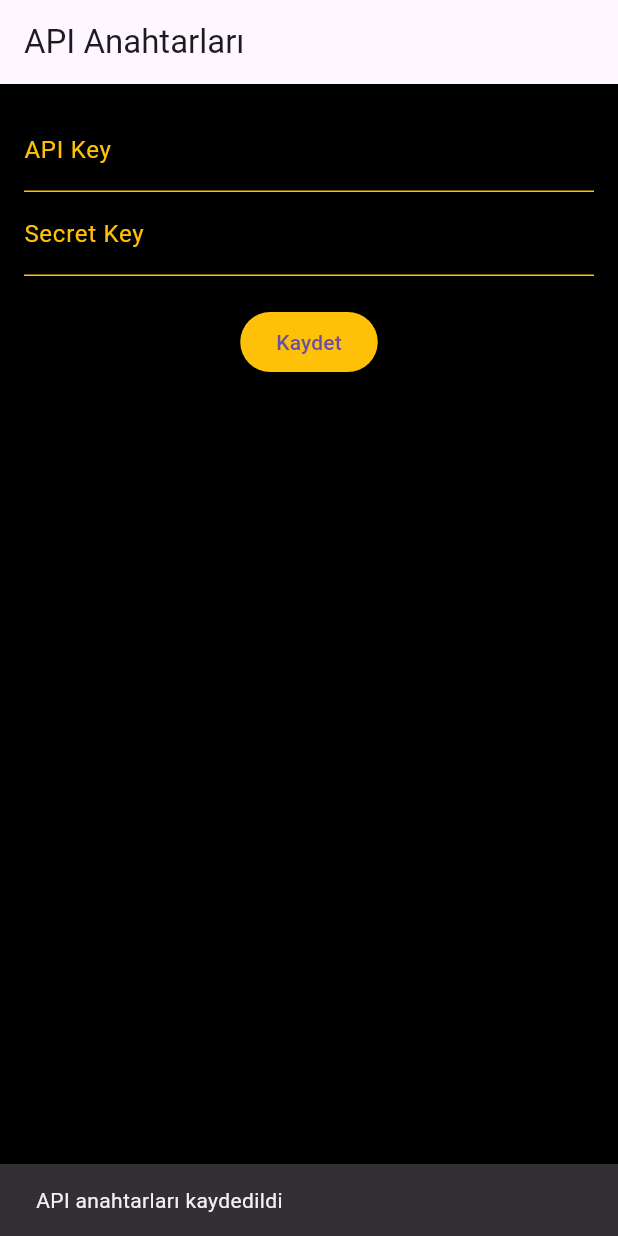
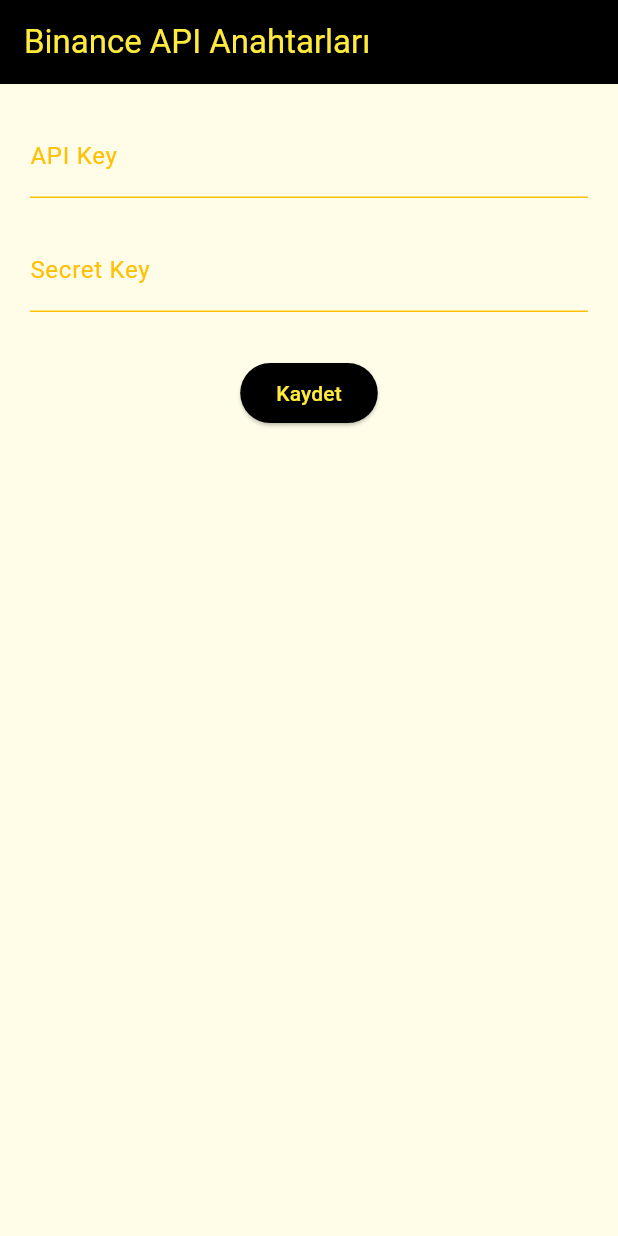
Before and after one commit to Bakixxx/X-bot-APK, a Flutter app: the screen it shows after launch, after a tap on "Kaydet", on a phone screen of 412 x 824 dp. Run offline on Flutter 3.47's test engine with Material 3 defaults, Android fonts, the phone set to English and light mode, and no system bars; our stand-ins replace shared_preferences.

Commit message:
Update api_keys_screen.dart

```diff
--- a/lib/api_keys_screen.dart
+++ b/lib/api_keys_screen.dart
@@ -1,56 +1,57 @@
 import 'package:flutter/material.dart';
-import 'package:flutter_secure_storage/flutter_secure_storage.dart';
 
 class ApiKeysScreen extends StatefulWidget {
+  const ApiKeysScreen({super.key});
+
   @override
   _ApiKeysScreenState createState() => _ApiKeysScreenState();
 }
 
 class _ApiKeysScreenState extends State<ApiKeysScreen> {
-  final _storage = FlutterSecureStorage();
-  final _apiKeyController = TextEditingController();
-  final _secretKeyController = TextEditingController();
-
-  @override
-  void initState() {
-    super.initState();
-    _loadKeys();
-  }
-
-  Future<void> _loadKeys() async {
-    _apiKeyController.text = await _storage.read(key: 'apiKey') ?? '';
-    _secretKeyController.text = await _storage.read(key: 'secretKey') ?? '';
-  }
-
-  Future<void> _saveKeys() async {
-    await _storage.write(key: 'apiKey', value: _apiKeyController.text);
-    await _storage.write(key: 'secretKey', value: _secretKeyController.text);
-    ScaffoldMessenger.of(context).showSnackBar(
-      SnackBar(content: Text('API anahtarları kaydedildi')),
-    );
-  }
+  final TextEditingController _apiKeyController = TextEditingController();
+  final TextEditingController _secretKeyController = TextEditingController();
 
   @override
   Widget build(BuildContext context) {
     return Scaffold(
-      appBar: AppBar(title: Text('API Anahtarları')),
+      backgroundColor: Colors.yellow[50],
+      appBar: AppBar(
+        title: const Text("Binance API Anahtarları"),
+        backgroundColor: Colors.black,
+        foregroundColor: Colors.yellow,
+      ),
       body: Padding(
-        padding: const EdgeInsets.all(16.0),
+        padding: const EdgeInsets.all(20.0),
         child: Column(
           children: [
             TextField(
               controller: _apiKeyController,
-              decoration: InputDecoration(labelText: 'API Key'),
+              decoration: const InputDecoration(
+                labelText: 'API Key',
+                border: OutlineInputBorder(),
+              ),
             ),
+            const SizedBox(height: 20),
             TextField(
               controller: _secretKeyController,
-              decoration: InputDecoration(labelText: 'Secret Key'),
+              decoration: const InputDecoration(
+                labelText: 'Secret Key',
+                border: OutlineInputBorder(),
+              ),
               obscureText: true,
             ),
-            SizedBox(height: 20),
+            const SizedBox(height: 30),
             ElevatedButton(
-              onPressed: _saveKeys,
-              child: Text('Kaydet'),
+              onPressed: () {
+                // Geçici olarak sadece yazdırıyoruz:
+                print('API Key: ${_apiKeyController.text}');
+                print('Secret Key: ${_secretKeyController.text}');
+              },
+              style: ElevatedButton.styleFrom(
+                backgroundColor: Colors.black,
+                foregroundColor: Colors.yellow,
+              ),
+              child: const Text('Kaydet'),
             ),
           ],
         ),
```
